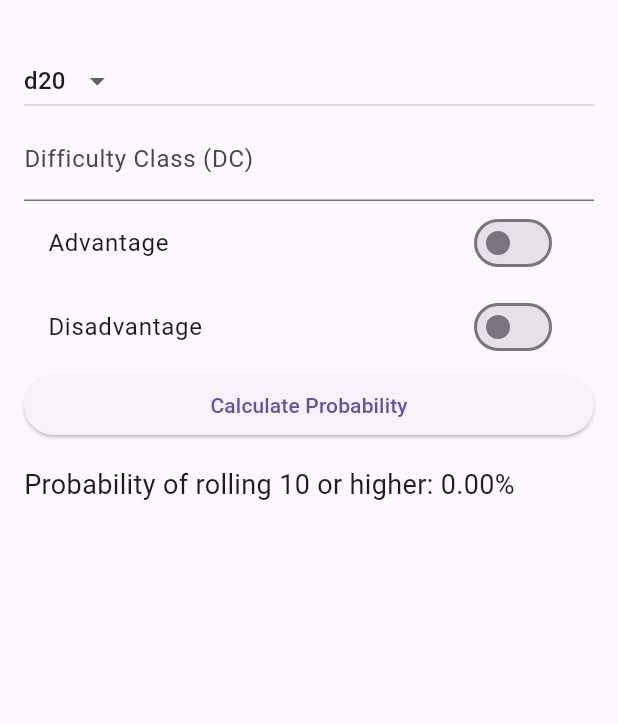
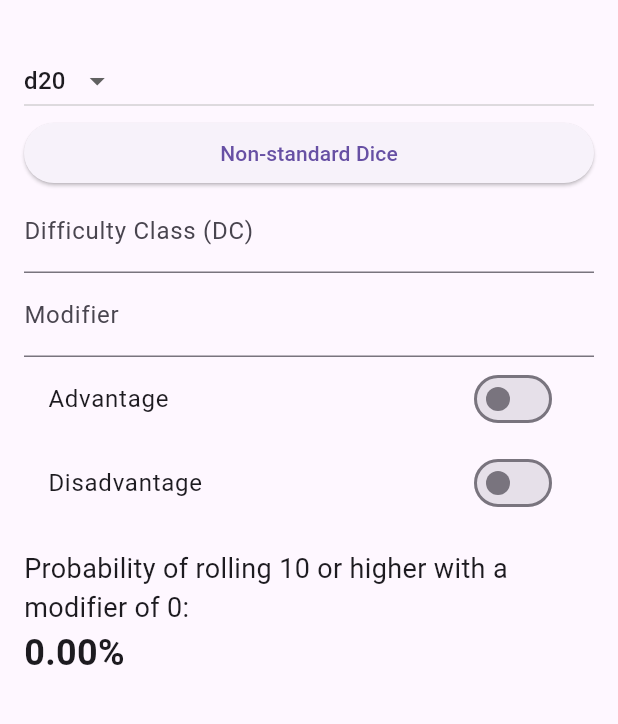
Before and after one commit to KleinerCodeDrago/DNDDiceThingy, a Flutter app: the screen it shows after launch, on a phone screen of 412 x 824 dp, the part 63-787 px from its top. Run offline on Flutter 3.47's test engine with Material 3 defaults, Android fonts, the phone set to English and light mode, and no system bars.

Commit message:
prototype 1

```diff
--- a/lib/main.dart
+++ b/lib/main.dart
@@ -30,6 +30,8 @@ class _DiceCalculatorState extends State<DiceCalculator> {
   bool _isAdvantage = false;
   bool _isDisadvantage = false;
   double _probability = 0.0;
+  int _modifier = 0; // Default modifier of 0
+  bool _showNonStandardDice = false;
 
   void _calculateProbability() {
     int maxRoll = _diceType;
@@ -47,7 +49,7 @@ class _DiceCalculatorState extends State<DiceCalculator> {
       int result = _isAdvantage
           ? rolls.reduce(max)
           : (_isDisadvantage ? rolls.reduce(min) : rolls[0]);
-      if (result >= _dc) {
+      if (result + _modifier >= _dc) {
         successCount++;
       }
     }
@@ -73,9 +75,10 @@ class _DiceCalculatorState extends State<DiceCalculator> {
               onChanged: (int? newValue) {
                 setState(() {
                   _diceType = newValue!;
+                  _calculateProbability();
                 });
               },
-              items: List.generate(99, (index) => index + 2)
+              items: [4, 6, 8, 10, 12, 20, 100]
                   .map<DropdownMenuItem<int>>((int value) {
                 return DropdownMenuItem<int>(
                   value: value,
@@ -83,15 +86,49 @@ class _DiceCalculatorState extends State<DiceCalculator> {
                 );
               }).toList(),
             ),
+            ElevatedButton(
+              onPressed: () {
+                setState(() {
+                  _showNonStandardDice = !_showNonStandardDice;
+                });
+              },
+              child: const Text('Non-standard Dice'),
+            ),
+            if (_showNonStandardDice)
+              TextField(
+                keyboardType: TextInputType.number,
+                onChanged: (value) {
+                  setState(() {
+                    _diceType = int.parse(value);
+                    _calculateProbability();
+                  });
+                },
+                decoration: const InputDecoration(
+                  labelText: 'Custom Dice Type',
+                ),
+              ),
             TextField(
               keyboardType: TextInputType.number,
               onChanged: (value) {
                 setState(() {
                   _dc = int.parse(value);
+                  _calculateProbability();
                 });
               },
               decoration: const InputDecoration(
                 labelText: 'Difficulty Class (DC)',
+              ),
+            ),
+            TextField(
+              keyboardType: TextInputType.number,
+              onChanged: (value) {
+                setState(() {
+                  _modifier = int.parse(value);
+                  _calculateProbability();
+                });
+              },
+              decoration: const InputDecoration(
+                labelText: 'Modifier',
               ),
             ),
             SwitchListTile(
@@ -101,6 +138,7 @@ class _DiceCalculatorState extends State<DiceCalculator> {
                 setState(() {
                   _isAdvantage = value;
                   _isDisadvantage = false;
+                  _calculateProbability();
                 });
               },
             ),
@@ -111,17 +149,19 @@ class _DiceCalculatorState extends State<DiceCalculator> {
                 setState(() {
                   _isDisadvantage = value;
                   _isAdvantage = false;
+                  _calculateProbability();
                 });
               },
             ),
-            ElevatedButton(
-              onPressed: _calculateProbability,
-              child: const Text('Calculate Probability'),
-            ),
             const SizedBox(height: 16.0),
             Text(
-              'Probability of rolling $_dc or higher: ${(_probability * 100).toStringAsFixed(2)}%',
+              'Probability of rolling $_dc or higher with a modifier of $_modifier:',
               style: const TextStyle(fontSize: 18.0),
+            ),
+            Text(
+              '${(_probability * 100).toStringAsFixed(2)}%',
+              style:
+                  const TextStyle(fontSize: 24.0, fontWeight: FontWeight.bold),
             ),
           ],
         ),
```
